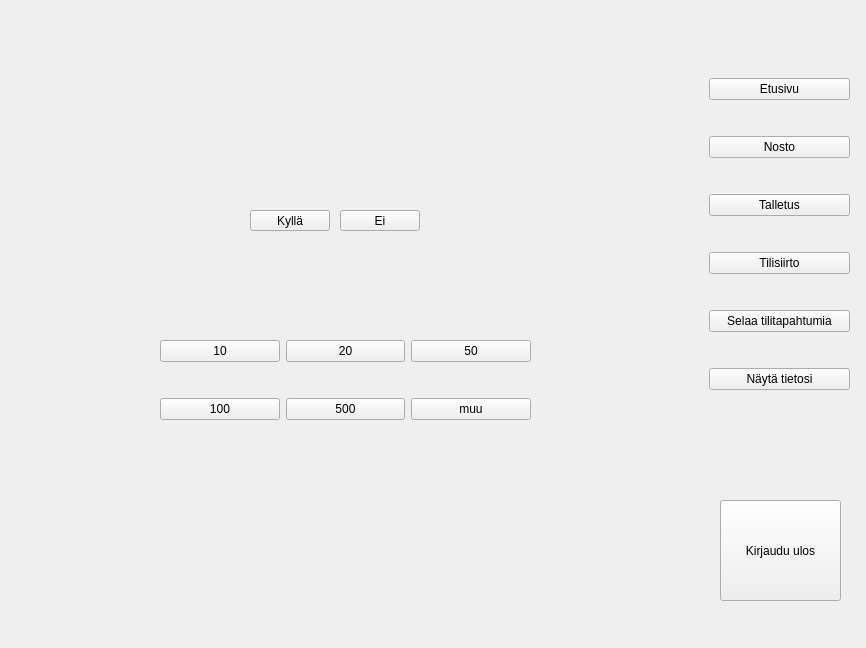
This is bankautomat/mainwindow.ui in bank-2022/group7 as Qt 5 draws it before an edit. The edited form follows.
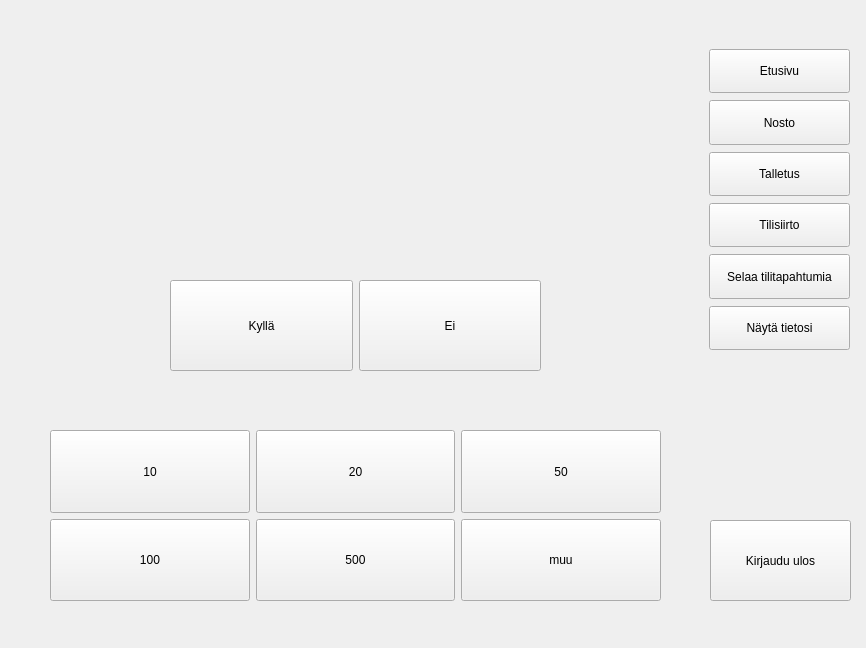
This is the edited form. The open tabs and pages were chosen to show the change.

Commit message: UI:n ehostusta

The edit to the form file:
```diff
--- a/bankautomat/mainwindow.ui
+++ b/bankautomat/mainwindow.ui
@@ -18,13 +18,13 @@
     <property name="geometry">
      <rect>
       <x>10</x>
-      <y>20</y>
-      <width>661</width>
-      <height>461</height>
+      <y>10</y>
+      <width>681</width>
+      <height>631</height>
      </rect>
     </property>
     <property name="currentIndex">
-     <number>2</number>
+     <number>1</number>
     </property>
     <widget class="QWidget" name="tervetuloaPage">
      <widget class="QPushButton" name="syotaPin">
@@ -58,10 +58,10 @@
      <widget class="QLabel" name="saldoLabel">
       <property name="geometry">
        <rect>
-        <x>210</x>
-        <y>160</y>
-        <width>131</width>
-        <height>61</height>
+        <x>40</x>
+        <y>220</y>
+        <width>231</width>
+        <height>181</height>
        </rect>
       </property>
       <property name="frameShape">
@@ -74,10 +74,10 @@
      <widget class="QLabel" name="saldoLCD">
       <property name="geometry">
        <rect>
-        <x>340</x>
-        <y>160</y>
-        <width>241</width>
-        <height>61</height>
+        <x>270</x>
+        <y>220</y>
+        <width>381</width>
+        <height>181</height>
        </rect>
       </property>
       <property name="frameShape">
@@ -95,14 +95,14 @@
      <widget class="QLabel" name="rahaliikenneLabel">
       <property name="geometry">
        <rect>
-        <x>220</x>
-        <y>130</y>
-        <width>271</width>
-        <height>31</height>
+        <x>150</x>
+        <y>150</y>
+        <width>391</width>
+        <height>91</height>
        </rect>
       </property>
       <property name="text">
-       <string/>
+       <string>&lt;html&gt;&lt;head/&gt;&lt;body&gt;&lt;p align=&quot;center&quot;&gt;&lt;span style=&quot; font-size:14pt;&quot;&gt;&lt;br/&gt;&lt;/span&gt;&lt;/p&gt;&lt;/body&gt;&lt;/html&gt;</string>
       </property>
      </widget>
      <widget class="QWidget" name="summatWidget" native="true">
@@ -111,15 +111,47 @@
       </property>
       <property name="geometry">
        <rect>
-        <x>150</x>
-        <y>290</y>
-        <width>371</width>
-        <height>141</height>
+        <x>40</x>
+        <y>420</y>
+        <width>611</width>
+        <height>171</height>
        </rect>
       </property>
       <layout class="QGridLayout" name="gridLayout">
+       <item row="0" column="2">
+        <widget class="QPushButton" name="summa50">
+         <property name="sizePolicy">
+          <sizepolicy hsizetype="Minimum" vsizetype="Expanding">
+           <horstretch>0</horstretch>
+           <verstretch>0</verstretch>
+          </sizepolicy>
+         </property>
+         <property name="text">
+          <string>50</string>
+         </property>
+        </widget>
+       </item>
+       <item row="1" column="2">
+        <widget class="QPushButton" name="summaMuu">
+         <property name="sizePolicy">
+          <sizepolicy hsizetype="Minimum" vsizetype="Expanding">
+           <horstretch>0</horstretch>
+           <verstretch>0</verstretch>
+          </sizepolicy>
+         </property>
+         <property name="text">
+          <string>muu</string>
+         </property>
+        </widget>
+       </item>
        <item row="0" column="0">
         <widget class="QPushButton" name="summa10">
+         <property name="sizePolicy">
+          <sizepolicy hsizetype="Minimum" vsizetype="Expanding">
+           <horstretch>0</horstretch>
+           <verstretch>0</verstretch>
+          </sizepolicy>
+         </property>
          <property name="text">
           <string>10</string>
          </property>
@@ -127,20 +159,25 @@
        </item>
        <item row="0" column="1">
         <widget class="QPushButton" name="summa20">
+         <property name="sizePolicy">
+          <sizepolicy hsizetype="Minimum" vsizetype="Expanding">
+           <horstretch>0</horstretch>
+           <verstretch>0</verstretch>
+          </sizepolicy>
+         </property>
          <property name="text">
           <string>20</string>
          </property>
         </widget>
        </item>
-       <item row="0" column="2">
-        <widget class="QPushButton" name="summa50">
-         <property name="text">
-          <string>50</string>
-         </property>
-        </widget>
-       </item>
        <item row="1" column="0">
         <widget class="QPushButton" name="summa100">
+         <property name="sizePolicy">
+          <sizepolicy hsizetype="Minimum" vsizetype="Expanding">
+           <horstretch>0</horstretch>
+           <verstretch>0</verstretch>
+          </sizepolicy>
+         </property>
          <property name="text">
           <string>100</string>
          </property>
@@ -148,65 +185,66 @@
        </item>
        <item row="1" column="1">
         <widget class="QPushButton" name="summa500">
+         <property name="sizePolicy">
+          <sizepolicy hsizetype="Minimum" vsizetype="Expanding">
+           <horstretch>0</horstretch>
+           <verstretch>0</verstretch>
+          </sizepolicy>
+         </property>
          <property name="text">
           <string>500</string>
          </property>
         </widget>
        </item>
-       <item row="1" column="2">
-        <widget class="QPushButton" name="summaMuu">
-         <property name="text">
-          <string>muu</string>
-         </property>
-        </widget>
-       </item>
       </layout>
      </widget>
      <widget class="QWidget" name="vahvistusWidget" native="true">
       <property name="geometry">
        <rect>
-        <x>240</x>
-        <y>180</y>
-        <width>181</width>
-        <height>31</height>
+        <x>160</x>
+        <y>270</y>
+        <width>371</width>
+        <height>91</height>
        </rect>
       </property>
-      <widget class="QPushButton" name="kyllaButton">
-       <property name="geometry">
-        <rect>
-         <x>0</x>
-         <y>10</y>
-         <width>80</width>
-         <height>21</height>
-        </rect>
-       </property>
-       <property name="text">
-        <string>Kyllä</string>
-       </property>
-      </widget>
-      <widget class="QPushButton" name="eiButton">
-       <property name="geometry">
-        <rect>
-         <x>90</x>
-         <y>10</y>
-         <width>80</width>
-         <height>21</height>
-        </rect>
-       </property>
-       <property name="text">
-        <string>Ei</string>
-       </property>
-      </widget>
+      <layout class="QHBoxLayout" name="horizontalLayout_2">
+       <item>
+        <widget class="QPushButton" name="kyllaButton">
+         <property name="sizePolicy">
+          <sizepolicy hsizetype="Minimum" vsizetype="Expanding">
+           <horstretch>0</horstretch>
+           <verstretch>0</verstretch>
+          </sizepolicy>
+         </property>
+         <property name="text">
+          <string>Kyllä</string>
+         </property>
+        </widget>
+       </item>
+       <item>
+        <widget class="QPushButton" name="eiButton">
+         <property name="sizePolicy">
+          <sizepolicy hsizetype="Minimum" vsizetype="Expanding">
+           <horstretch>0</horstretch>
+           <verstretch>0</verstretch>
+          </sizepolicy>
+         </property>
+         <property name="text">
+          <string>Ei</string>
+         </property>
+        </widget>
+       </item>
+      </layout>
      </widget>
     </widget>
     <widget class="QWidget" name="naytaTiedotPage">
      <widget class="QPushButton" name="vaihdaPin">
       <property name="geometry">
        <rect>
-        <x>270</x>
-        <y>320</y>
-        <width>141</width>
-        <height>21</height>
+        <x>250</x>
+        <y>510</y>
+        <width>171</width>
+        <height>81</height>
        </rect>
       </property>
       <property name="text">
@@ -216,15 +254,27 @@
      <widget class="QWidget" name="formLayoutWidget">
       <property name="geometry">
        <rect>
-        <x>160</x>
+        <x>50</x>
         <y>130</y>
-        <width>371</width>
-        <height>131</height>
+        <width>581</width>
+        <height>251</height>
        </rect>
       </property>
       <layout class="QFormLayout" name="formLayout">
+       <property name="sizeConstraint">
+        <enum>QLayout::SetDefaultConstraint</enum>
+       </property>
+       <property name="fieldGrowthPolicy">
+        <enum>QFormLayout::AllNonFixedFieldsGrow</enum>
+       </property>
        <item row="0" column="0">
         <widget class="QLabel" name="label_5">
+         <property name="sizePolicy">
+          <sizepolicy hsizetype="Preferred" vsizetype="Expanding">
+           <horstretch>0</horstretch>
+           <verstretch>0</verstretch>
+          </sizepolicy>
+         </property>
          <property name="text">
           <string>&lt;html&gt;&lt;head/&gt;&lt;body&gt;&lt;p&gt;&lt;span style=&quot; font-size:12pt; font-weight:700;&quot;&gt;Nimi:&lt;/span&gt;&lt;/p&gt;&lt;/body&gt;&lt;/html&gt;</string>
          </property>
@@ -232,6 +282,12 @@
        </item>
        <item row="1" column="0">
         <widget class="QLabel" name="label_6">
+         <property name="sizePolicy">
+          <sizepolicy hsizetype="Preferred" vsizetype="Expanding">
+           <horstretch>0</horstretch>
+           <verstretch>0</verstretch>
+          </sizepolicy>
+         </property>
          <property name="text">
           <string>&lt;html&gt;&lt;head/&gt;&lt;body&gt;&lt;p&gt;&lt;span style=&quot; font-size:12pt; font-weight:700;&quot;&gt;Osoite:&lt;/span&gt;&lt;/p&gt;&lt;/body&gt;&lt;/html&gt;</string>
          </property>
@@ -239,20 +295,25 @@
        </item>
        <item row="2" column="0">
         <widget class="QLabel" name="label_7">
+         <property name="sizePolicy">
+          <sizepolicy hsizetype="Preferred" vsizetype="Expanding">
+           <horstretch>0</horstretch>
+           <verstretch>0</verstretch>
+          </sizepolicy>
+         </property>
          <property name="text">
           <string>&lt;html&gt;&lt;head/&gt;&lt;body&gt;&lt;p&gt;&lt;span style=&quot; font-size:12pt; font-weight:700;&quot;&gt;Puhelinnumero:&lt;/span&gt;&lt;/p&gt;&lt;/body&gt;&lt;/html&gt;</string>
          </property>
         </widget>
        </item>
-       <item row="3" column="0">
-        <widget class="QLabel" name="label_8">
-         <property name="text">
-          <string>&lt;html&gt;&lt;head/&gt;&lt;body&gt;&lt;p&gt;&lt;span style=&quot; font-size:12pt; font-weight:700;&quot;&gt;Tilinumero:&lt;/span&gt;&lt;/p&gt;&lt;/body&gt;&lt;/html&gt;</string>
-         </property>
-        </widget>
-       </item>
        <item row="0" column="1">
         <widget class="QLabel" name="nimiLabel">
+         <property name="sizePolicy">
+          <sizepolicy hsizetype="Preferred" vsizetype="Expanding">
+           <horstretch>0</horstretch>
+           <verstretch>0</verstretch>
+          </sizepolicy>
+         </property>
          <property name="frameShape">
           <enum>QFrame::Box</enum>
          </property>
@@ -263,6 +324,12 @@
        </item>
        <item row="1" column="1">
         <widget class="QLabel" name="osoiteLabel">
+         <property name="sizePolicy">
+          <sizepolicy hsizetype="Preferred" vsizetype="Expanding">
+           <horstretch>0</horstretch>
+           <verstretch>0</verstretch>
+          </sizepolicy>
+         </property>
          <property name="frameShape">
           <enum>QFrame::Box</enum>
          </property>
@@ -273,6 +340,12 @@
        </item>
        <item row="2" column="1">
         <widget class="QLabel" name="puhnroLabel">
+         <property name="sizePolicy">
+          <sizepolicy hsizetype="Preferred" vsizetype="Expanding">
+           <horstretch>0</horstretch>
+           <verstretch>0</verstretch>
+          </sizepolicy>
+         </property>
          <property name="frameShape">
           <enum>QFrame::Box</enum>
          </property>
@@ -283,6 +356,12 @@
        </item>
        <item row="3" column="1">
         <widget class="QLabel" name="tilinroLabel">
+         <property name="sizePolicy">
+          <sizepolicy hsizetype="Preferred" vsizetype="Expanding">
+           <horstretch>0</horstretch>
+           <verstretch>0</verstretch>
+          </sizepolicy>
+         </property>
          <property name="frameShape">
           <enum>QFrame::Box</enum>
          </property>
@@ -291,19 +370,32 @@
          </property>
         </widget>
        </item>
+       <item row="3" column="0">
+        <widget class="QLabel" name="label_8">
+         <property name="sizePolicy">
+          <sizepolicy hsizetype="Preferred" vsizetype="Expanding">
+           <horstretch>0</horstretch>
+           <verstretch>0</verstretch>
+          </sizepolicy>
+         </property>
+         <property name="text">
+          <string>&lt;html&gt;&lt;head/&gt;&lt;body&gt;&lt;p&gt;&lt;span style=&quot; font-size:12pt; font-weight:700;&quot;&gt;Tilinumero:&lt;/span&gt;&lt;/p&gt;&lt;/body&gt;&lt;/html&gt;</string>
+         </property>
+        </widget>
+       </item>
       </layout>
      </widget>
      <widget class="QLabel" name="vaihdaPinLabel">
       <property name="geometry">
        <rect>
-        <x>270</x>
-        <y>270</y>
+        <x>260</x>
+        <y>430</y>
         <width>141</width>
         <height>31</height>
        </rect>
       </property>
       <property name="text">
-       <string/>
+       <string>asd</string>
       </property>
      </widget>
     </widget>
@@ -311,12 +403,18 @@
      <widget class="QTableView" name="tilitapahtumaView">
       <property name="geometry">
        <rect>
-        <x>130</x>
-        <y>100</y>
-        <width>461</width>
-        <height>221</height>
+        <x>40</x>
+        <y>120</y>
+        <width>611</width>
+        <height>471</height>
        </rect>
       </property>
+      <attribute name="horizontalHeaderStretchLastSection">
+       <bool>true</bool>
+      </attribute>
+      <attribute name="verticalHeaderStretchLastSection">
+       <bool>true</bool>
+      </attribute>
      </widget>
     </widget>
     <widget class="QWidget" name="vikatilaPage">
@@ -347,10 +445,10 @@
     <widget class="QPushButton" name="kirjauduUlos">
      <property name="geometry">
       <rect>
-       <x>20</x>
-       <y>460</y>
-       <width>121</width>
-       <height>101</height>
+       <x>10</x>
+       <y>480</y>
+       <width>141</width>
+       <height>81</height>
       </rect>
      </property>
      <property name="text">
@@ -363,7 +461,7 @@
        <x>9</x>
        <y>9</y>
        <width>141</width>
-       <height>371</height>
+       <height>301</height>
       </rect>
      </property>
      <layout class="QVBoxLayout" name="verticalLayout">
@@ -375,6 +473,12 @@
       </property>
       <item>
        <widget class="QPushButton" name="etusivu">
+        <property name="sizePolicy">
+         <sizepolicy hsizetype="Minimum" vsizetype="Expanding">
+          <horstretch>0</horstretch>
+          <verstretch>0</verstretch>
+         </sizepolicy>
+        </property>
         <property name="text">
          <string>Etusivu</string>
         </property>
@@ -382,6 +486,12 @@
       </item>
       <item>
        <widget class="QPushButton" name="nosto">
+        <property name="sizePolicy">
+         <sizepolicy hsizetype="Minimum" vsizetype="Expanding">
+          <horstretch>0</horstretch>
+          <verstretch>0</verstretch>
+         </sizepolicy>
+        </property>
         <property name="text">
          <string>Nosto</string>
         </property>
@@ -389,6 +499,12 @@
       </item>
       <item>
        <widget class="QPushButton" name="talletus">
+        <property name="sizePolicy">
+         <sizepolicy hsizetype="Minimum" vsizetype="Expanding">
+          <horstretch>0</horstretch>
+          <verstretch>0</verstretch>
+         </sizepolicy>
+        </property>
         <property name="text">
          <string>Talletus</string>
         </property>
@@ -396,6 +512,12 @@
       </item>
       <item>
        <widget class="QPushButton" name="tilisiirto">
+        <property name="sizePolicy">
+         <sizepolicy hsizetype="Minimum" vsizetype="Expanding">
+          <horstretch>0</horstretch>
+          <verstretch>0</verstretch>
+         </sizepolicy>
+        </property>
         <property name="text">
          <string>Tilisiirto</string>
         </property>
@@ -403,6 +525,12 @@
       </item>
       <item>
        <widget class="QPushButton" name="tilitapahtumat">
+        <property name="sizePolicy">
+         <sizepolicy hsizetype="Minimum" vsizetype="Expanding">
+          <horstretch>0</horstretch>
+          <verstretch>0</verstretch>
+         </sizepolicy>
+        </property>
         <property name="text">
          <string>Selaa tilitapahtumia</string>
         </property>
@@ -410,6 +538,12 @@
       </item>
       <item>
        <widget class="QPushButton" name="naytaTiedot">
+        <property name="sizePolicy">
+         <sizepolicy hsizetype="Minimum" vsizetype="Expanding">
+          <horstretch>0</horstretch>
+          <verstretch>0</verstretch>
+         </sizepolicy>
+        </property>
         <property name="text">
          <string>Näytä tietosi</string>
         </property>
```
The commit also changes 1 other file.
